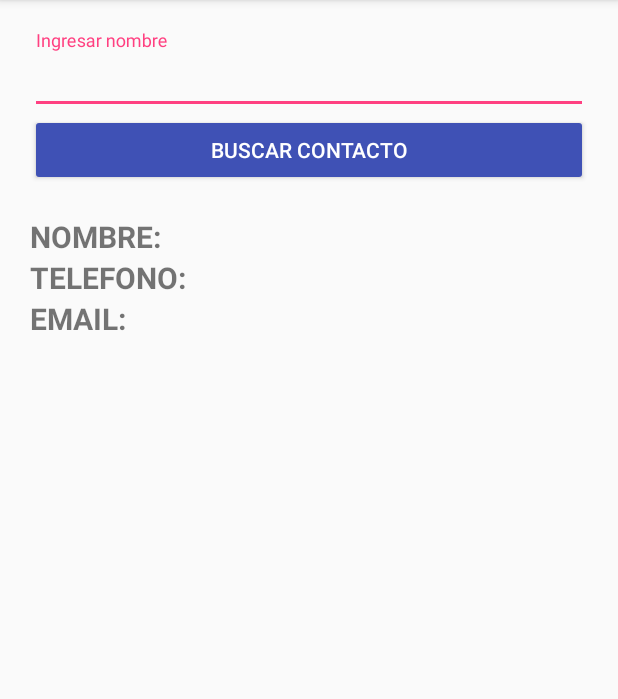
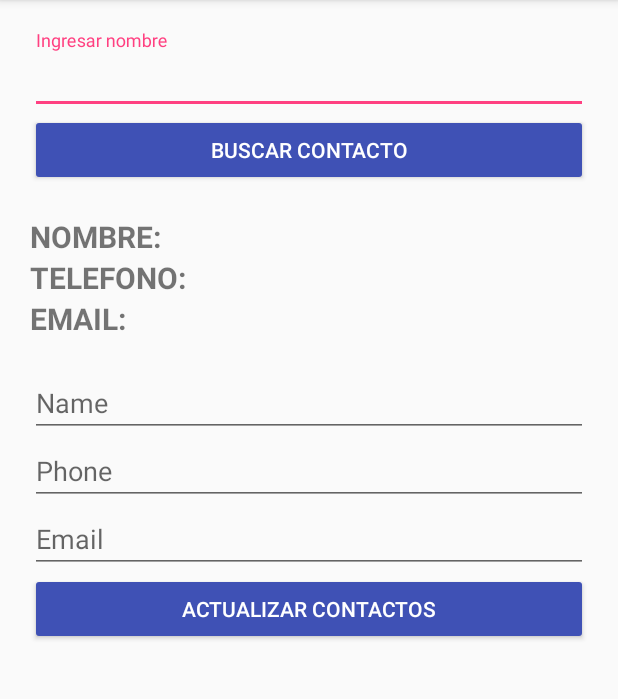
Before and after one commit to Camilo0309/ContactosBaseDeDatos-master, an Android app: the SearchContactActivity screen opened directly, with no data from a screen before it, after a tap on "BUSCAR CONTACTO", on a phone screen of 412 x 824 dp, the part 84-783 px from its top. Run offline under Robolectric (Android 15) with nearby library versions, the phone set to English and light mode, and no system bars.

Commit message:
version 1.1

```diff
--- a/app/src/main/java/com/example/jonmid/contactosbasededatos/ContactsActivity.java
+++ b/app/src/main/java/com/example/jonmid/contactosbasededatos/ContactsActivity.java
@@ -36,6 +36,7 @@ public class ContactsActivity extends AppCompatActivity {
 
         recyclerViewContacts = (RecyclerView) findViewById(R.id.id_rv_contacts);
         textInputEditText = (TextInputEditText) findViewById(R.id.ced1);
+
         sqliteHelper = new SqliteHelper(this, "db_contacts", null, 1);
 
         LinearLayoutManager linearLayoutManager = new LinearLayoutManager(this);
--- a/app/src/main/java/com/example/jonmid/contactosbasededatos/Views/SearchContactActivity.java
+++ b/app/src/main/java/com/example/jonmid/contactosbasededatos/Views/SearchContactActivity.java
@@ -1,17 +1,22 @@
 package com.example.jonmid.contactosbasededatos.Views;
 
+import android.content.Intent;
 import android.database.Cursor;
 import android.database.sqlite.SQLiteDatabase;
 import android.support.design.widget.TextInputEditText;
 import android.support.v7.app.AppCompatActivity;
 import android.os.Bundle;
 import android.view.View;
+import android.widget.EditText;
 import android.widget.TextView;
 import android.widget.Toast;
 
+import com.example.jonmid.contactosbasededatos.ContactsActivity;
 import com.example.jonmid.contactosbasededatos.Helpers.SqliteHelper;
 import com.example.jonmid.contactosbasededatos.R;
 import com.example.jonmid.contactosbasededatos.Utilities.Constants;
+
+import org.w3c.dom.Text;
 
 public class SearchContactActivity extends AppCompatActivity {
 
@@ -19,6 +24,7 @@ public class SearchContactActivity extends AppCompatActivity {
     TextView textViewName;
     TextView textViewPhone;
     TextView textViewEmail;
+    EditText editTextName, editTextPhone, editTextEmail;
     SqliteHelper sqliteHelper;
 
     @Override
@@ -31,7 +37,13 @@ public class SearchContactActivity extends AppCompatActivity {
         textViewPhone = (TextView) findViewById(R.id.id_tv_search_phone);
         textViewEmail = (TextView) findViewById(R.id.id_tv_search_email);
 
+
+        editTextName = (EditText) findViewById(R.id.id_et_name);
+        editTextPhone = (EditText) findViewById(R.id.id_et_phone);
+        editTextEmail = (EditText) findViewById(R.id.id_et_email);
+
         sqliteHelper = new SqliteHelper(this, "db_contacts", null, 1);
+
     }
 
     public void onClickSearchContact(View view){
@@ -49,13 +61,40 @@ public class SearchContactActivity extends AppCompatActivity {
             Cursor cursor = db.query(Constants.TABLA_NAME_USERS, fields, Constants.TABLA_FIELD_NAME+"=?",params,null,null,null);
             cursor.moveToFirst();
 
-            textViewName.setText(cursor.getString(0));
-            textViewPhone.setText(cursor.getString(1));
-            textViewEmail.setText(cursor.getString(2));
+            textViewName.setText(cursor.getString(1));
+            textViewPhone.setText(cursor.getString(2));
+            textViewEmail.setText(cursor.getString(3));
 
+            editTextName.setText(cursor.getString(1));
+            editTextPhone.setText(cursor.getString(2));
+            editTextEmail.setText(cursor.getString(3));
+            id = cursor.getInt(0);
             cursor.close();
+
         }catch (Exception e){
             Toast.makeText(this, "Nombre del contacto no encontrado", Toast.LENGTH_SHORT).show();
         }
     }
+    public void updateUsers(View v) {
+
+        SQLiteDatabase bdc = sqliteHelper.getReadableDatabase();
+
+        bdc.execSQL("UPDATE users SET name= '" + editTextName.getText().toString() +
+                "', phone= " + Integer.parseInt(editTextPhone.getText().toString()) +
+                ", email = '" + editTextEmail.getText().toString() +
+                "' WHERE id = " + id);
+
+        Toast.makeText(this, "Todos los datos fueron actualizados con exito",
+                Toast.LENGTH_LONG);
+
+        goBack();
+
+    }
+
+    public void goBack() {
+        Intent intent = new Intent(this, ContactsActivity.class);
+        startActivity(intent);
+    }
+
+    int id;
 }
--- a/app/src/main/res/layout/activity_search_contact.xml
+++ b/app/src/main/res/layout/activity_search_contact.xml
@@ -88,6 +88,42 @@
                 android:textStyle="bold"/>
         </LinearLayout>
 
+        <LinearLayout
+            android:layout_width="match_parent"
+            android:layout_height="wrap_content"
+            android:layout_marginTop="20dp"
+            android:orientation="vertical">
+
+            <EditText
+                android:id="@+id/id_et_name"
+                android:layout_width="match_parent"
+                android:layout_height="wrap_content"
+                android:hint="Name" />
+
+            <EditText
+                android:id="@+id/id_et_phone"
+                android:layout_width="match_parent"
+                android:layout_height="wrap_content"
+                android:hint="Phone" />
+
+            <EditText
+                android:id="@+id/id_et_email"
+                android:layout_width="match_parent"
+                android:layout_height="wrap_content"
+                android:hint="Email" />
+
+            <Button
+                android:id="@+id/id_btn_Actualizar"
+                android:layout_width="match_parent"
+                android:layout_height="wrap_content"
+                android:text="ACTUALIZAR CONTACTOS"
+                android:onClick="updateUsers"
+                android:theme="@style/RaisedButtonDark"
+
+                />
+
+        </LinearLayout>
+
     </LinearLayout>
 
 </android.support.design.widget.CoordinatorLayout>
```
